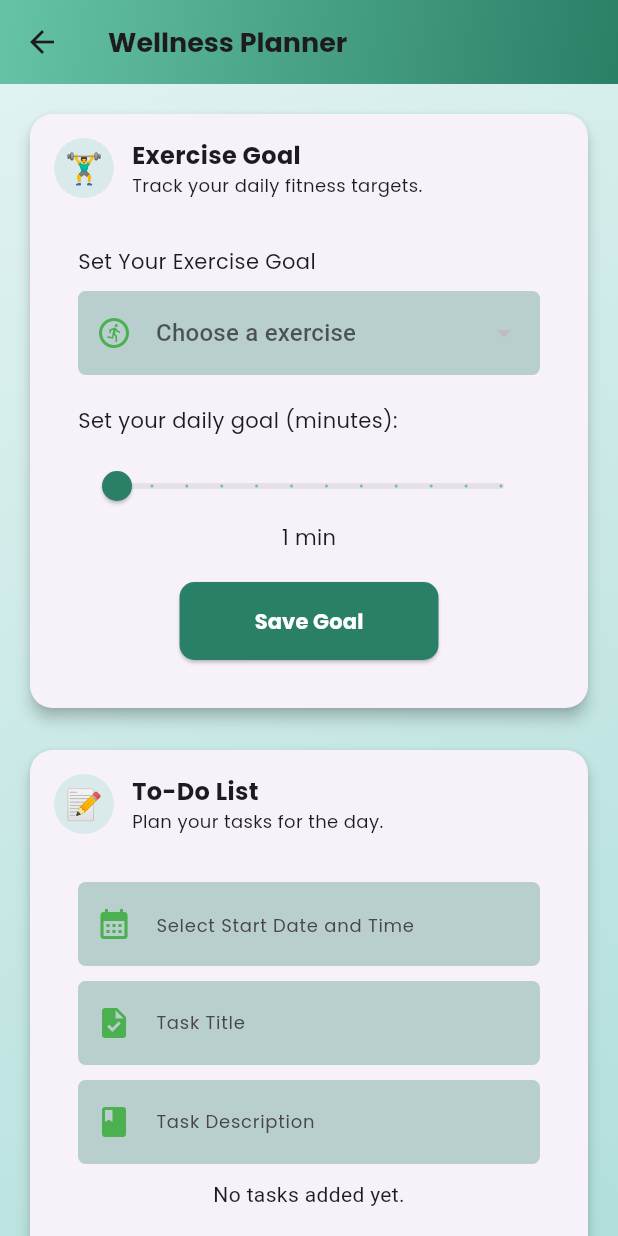
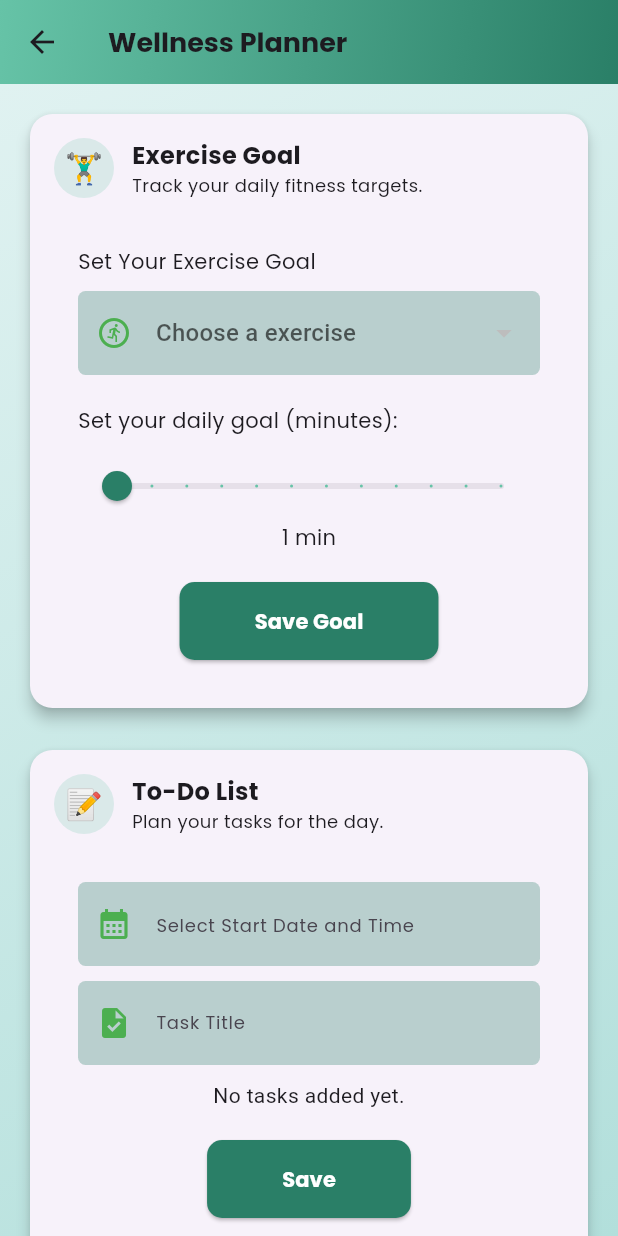
Before and after one commit to iliasHB/mylota-mobile-app, a Flutter app: the HomePage screen opened directly, on a phone screen of 412 x 824 dp. Run offline on Flutter 3.47's test engine with Material 3 defaults, Android fonts, the phone set to English and light mode, and no system bars; our stand-ins replace cloud_firestore, firebase_auth, firebase_core, fl_chart, flutter_datetime_picker_plus, flutter_local_notifications and 4 more; missing offline and left inert: android_intent_plus; accounts and stored records are empty.

Commit message:
changes made on home pg: "todo" = "to-do" "enter task" title = "enter task" "task description" removed

```diff
--- a/mylota/lib/screens/progress_page.dart
+++ b/mylota/lib/screens/progress_page.dart
@@ -233,8 +233,8 @@ class _ProgressPageState extends State<ProgressPage> {
                                   //   color: Colors.green,
                                   // ),
                                   ),
-                              title: 'Todo',
-                              subTitle: "Recent Todos",
+                              title: 'To-do',
+                              subTitle: "Recent To-dos",
                             )),
                         const SizedBox(
                           height: 10,
@@ -252,7 +252,7 @@ class _ProgressPageState extends State<ProgressPage> {
                             ),
                             StreamBuilder(
                               stream: FirebaseFirestore.instance
-                                  .collection('todo-goals')
+                                  .collection('to-do-goals')
                                   .doc(FirebaseAuth.instance.currentUser?.uid)
                                   .snapshots(),
                               builder: (context,
--- a/mylota/lib/widgets/mental_stimulation_widget.dart
+++ b/mylota/lib/widgets/mental_stimulation_widget.dart
@@ -39,7 +39,7 @@ class _MentalStimulationWidgetState extends State<MentalStimulationWidget> {
           decoration:  customInputDecoration(
             labelText: "Enter a learning task",
             prefixIcon: const Icon(Icons.bookmark_add_outlined),
-            hintText: 'Enter a learning task',
+            hintText: 'learning task e.g "I want to learn French"',
           ),
         ),
         const SizedBox(height: 20),
--- a/mylota/lib/widgets/todo_list.dart
+++ b/mylota/lib/widgets/todo_list.dart
@@ -103,7 +103,7 @@ class _ToDoListState extends State<ToDoList> {
             cursorColor: const Color(0xFF66C3A7),
             decoration: customInputDecoration(
                 labelText: 'Task Title',
-                hintText: 'Enter task title',
+                hintText: 'Enter task',
                 prefixIcon: const Icon(Icons.task, color: Colors.green)),
             validator: (value) {
               if (_taskTitleController.text.isEmpty ||
@@ -113,7 +113,7 @@ class _ToDoListState extends State<ToDoList> {
               return null;
             },
           ),
-          const SizedBox(height: 10),
+          /* const SizedBox(height: 10),
           TextFormField(
             controller: _taskDescController,
             cursorColor: const Color(0xFF66C3A7),
@@ -128,7 +128,7 @@ class _ToDoListState extends State<ToDoList> {
               }
               return null;
             },
-          ),
+          ), */
           const SizedBox(height: 10),
           tasks.isEmpty
               ? const Center(child: Text('No tasks added yet.'))
```
Also changed, not shown: 125 other files.
